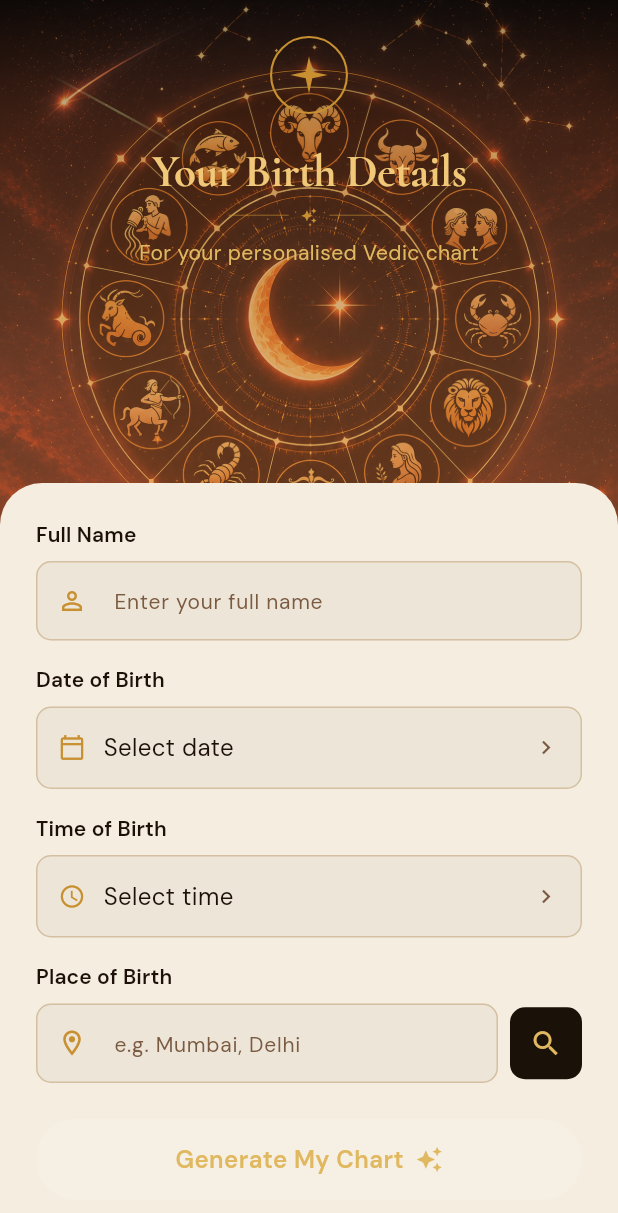
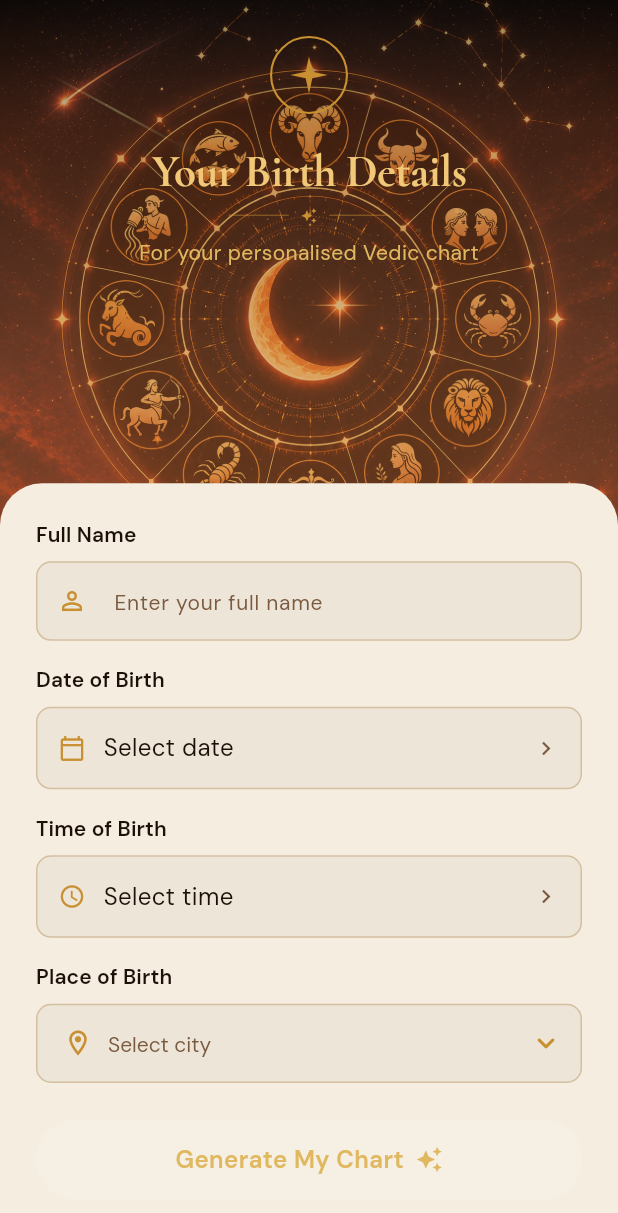
Before and after one commit to n2coder/KundaliAI, a Flutter app: the BirthDetailsScreen screen opened by its route, on a phone screen of 412 x 824 dp. Shown: the top 1213 px of the screen. Run offline on Flutter 3.47's test engine with Material 3 defaults, Android fonts, the light colour scheme and no system bars; our stand-ins replace dio, firebase_auth, firebase_core, flutter_riverpod, flutter_secure_storage, go_router and 2 more; accounts and stored records are empty.

```diff
--- a/mobile/lib/features/birth_chart/presentation/birth_details_screen.dart
+++ b/mobile/lib/features/birth_chart/presentation/birth_details_screen.dart
@@ -1,3 +1,4 @@
+import 'package:dio/dio.dart';
 import 'package:flutter/foundation.dart';
 import 'package:flutter/material.dart';
 import 'package:flutter_riverpod/flutter_riverpod.dart';
@@ -19,20 +20,31 @@ class BirthDetailsScreen extends ConsumerStatefulWidget {
 }
 
 class _BirthDetailsScreenState extends ConsumerState<BirthDetailsScreen> {
-  final _nameCtrl  = TextEditingController();
-  final _placeCtrl = TextEditingController();
+  final _nameCtrl = TextEditingController();
   DateTime? _dob;
   TimeOfDay? _tob;
-  double? _lat;
-  double? _lng;
-  bool _geocoding = false;
   bool _submitting = false;
-  String? _placeError;
+
+  // Preset cities for testing — bypasses geocoding entirely
+  static const _cities = [
+    ('New Delhi',      28.6139,  77.2090),
+    ('Noida',          28.5355,  77.3910),
+    ('Gurugram',       28.4595,  77.0266),
+    ('Ghaziabad',      28.6692,  77.4538),
+    ('Faridabad',      28.4089,  77.3178),
+    ('Greater Noida',  28.4744,  77.5040),
+    ('Lucknow',        26.8467,  80.9462),
+    ('Kanpur',         26.4499,  80.3319),
+    ('Agra',           27.1767,  78.0081),
+    ('Varanasi',       25.3176,  82.9739),
+    ('Prayagraj',      25.4358,  81.8463),
+    ('Meerut',         28.9845,  77.7064),
+  ];
+  String? _selectedCity;
 
   @override
   void dispose() {
     _nameCtrl.dispose();
-    _placeCtrl.dispose();
     super.dispose();
   }
 
@@ -75,31 +87,8 @@ class _BirthDetailsScreenState extends ConsumerState<BirthDetailsScreen> {
     if (picked != null) setState(() => _tob = picked);
   }
 
-  Future<void> _geocodePlace() async {
-    final place = _placeCtrl.text.trim();
-    if (place.isEmpty) return;
-    setState(() {
-      _geocoding = true;
-      _placeError = null;
-    });
-    try {
-      final repo = ref.read(birthChartRepoProvider);
-      final result = await repo.geocode(place);
-      setState(() {
-        _lat = result.lat;
-        _lng = result.lng;
-        _geocoding = false;
-      });
-    } catch (e) {
-      setState(() {
-        _placeError = 'Place not found. Try a different name.';
-        _geocoding = false;
-      });
-    }
-  }
-
   Future<void> _submit() async {
-    if (_dob == null || _tob == null || _placeCtrl.text.trim().isEmpty) return;
+    if (_dob == null || _tob == null || _selectedCity == null) return;
     setState(() => _submitting = true);
 
     // Web preview — skip real API and go straight to home
@@ -110,6 +99,7 @@ class _BirthDetailsScreenState extends ConsumerState<BirthDetailsScreen> {
     }
 
     try {
+      final city = _cities.firstWhere((c) => c.$1 == _selectedCity!);
       final repo = ref.read(birthChartRepoProvider);
       final dobStr = DateFormat('yyyy-MM-dd').format(_dob!);
       final h = _tob!.hour.toString().padLeft(2, '0');
@@ -119,9 +109,9 @@ class _BirthDetailsScreenState extends ConsumerState<BirthDetailsScreen> {
         name: _nameCtrl.text.trim().isEmpty ? null : _nameCtrl.text.trim(),
         dob: dobStr,
         tob: tobStr,
-        birthPlace: _placeCtrl.text.trim(),
-        birthLat: _lat,
-        birthLng: _lng,
+        birthPlace: city.$1,
+        birthLat: city.$2,
+        birthLng: city.$3,
       );
       final authRepo = ref.read(authRepoProvider);
       final updatedUser = await authRepo.getMe();
@@ -129,12 +119,14 @@ class _BirthDetailsScreenState extends ConsumerState<BirthDetailsScreen> {
       if (mounted) context.go('/home');
     } catch (e) {
       setState(() => _submitting = false);
+      String msg = 'Failed to save birth details.';
+      if (e is DioException) {
+        final detail = (e.response?.data as Map?)?['detail']?.toString();
+        msg = detail ?? 'Error ${e.response?.statusCode}: ${e.message}';
+      }
       if (mounted) {
         ScaffoldMessenger.of(context).showSnackBar(
-          SnackBar(
-            content: const Text('Failed to save birth details. Please try again.'),
-            backgroundColor: AppColors.error,
-          ),
+          SnackBar(content: Text(msg), backgroundColor: AppColors.error),
         );
       }
     }
@@ -143,7 +135,7 @@ class _BirthDetailsScreenState extends ConsumerState<BirthDetailsScreen> {
   @override
   Widget build(BuildContext context) {
     final canSubmit = _nameCtrl.text.trim().isNotEmpty &&
-        _dob != null && _tob != null && _placeCtrl.text.trim().isNotEmpty;
+        _dob != null && _tob != null && _selectedCity != null;
 
     return CosmicScaffold(
       style: CosmicStyle.warm,
@@ -189,8 +181,13 @@ class _BirthDetailsScreenState extends ConsumerState<BirthDetailsScreen> {
                     ],
                   ),
                 ),
-                const Spacer(),
-            Container(
+                Expanded(
+                  child: SingleChildScrollView(
+                    reverse: true,
+                    padding: EdgeInsets.only(
+                      bottom: MediaQuery.of(context).viewInsets.bottom,
+                    ),
+                    child: Container(
               decoration: const BoxDecoration(
                 color: AppColors.cardBg,
                 borderRadius: BorderRadius.vertical(top: Radius.circular(28)),
@@ -261,34 +258,35 @@ class _BirthDetailsScreenState extends ConsumerState<BirthDetailsScreen> {
                   ),
                   const SizedBox(height: 16),
 
-                  // Place of birth
+                  // Place of birth — preset city dropdown
                   Text('Place of Birth', style: AppTextStyles.labelLarge()),
                   const SizedBox(height: 8),
-                  Row(
+                  DropdownButtonFormField<String>(
+                    value: _selectedCity,
+                    hint: Row(
                       children: [
-                      Expanded(
-                        child: TextField(
-                          controller: _placeCtrl,
-                          onChanged: (_) => setState(() {}),
+                        const Icon(Icons.location_on_outlined,
+                            color: AppColors.cosmicGold, size: 20),
+                        const SizedBox(width: 10),
+                        Text('Select city',
+                            style: AppTextStyles.bodyMedium(
+                                color: AppColors.cosmicTextLight)),
+                      ],
+                    ),
+                    dropdownColor: AppColors.featureDark,
                     style: AppTextStyles.bodyLarge(),
+                    icon: const Icon(Icons.keyboard_arrow_down_rounded,
+                        color: AppColors.cosmicGold),
                     decoration: InputDecoration(
-                            hintText: 'e.g. Mumbai, Delhi',
-                            hintStyle: AppTextStyles.bodyMedium(
-                                color: AppColors.cosmicTextLight),
-                            prefixIcon: const Icon(Icons.location_on_outlined,
-                                color: AppColors.cosmicGold, size: 20),
-                            errorText: _placeError,
                       filled: true,
                       fillColor: AppColors.cardBgAlt,
                       border: OutlineInputBorder(
                         borderRadius: BorderRadius.circular(10),
-                              borderSide:
-                                  const BorderSide(color: AppColors.cardBorder),
+                        borderSide: const BorderSide(color: AppColors.cardBorder),
                       ),
                       enabledBorder: OutlineInputBorder(
                         borderRadius: BorderRadius.circular(10),
-                              borderSide:
-                                  const BorderSide(color: AppColors.cardBorder),
+                        borderSide: const BorderSide(color: AppColors.cardBorder),
                       ),
                       focusedBorder: OutlineInputBorder(
                         borderRadius: BorderRadius.circular(10),
@@ -298,32 +296,12 @@ class _BirthDetailsScreenState extends ConsumerState<BirthDetailsScreen> {
                       contentPadding: const EdgeInsets.symmetric(
                           horizontal: 14, vertical: 14),
                     ),
-                          onSubmitted: (_) => _geocodePlace(),
+                    items: _cities.map((c) => DropdownMenuItem(
+                      value: c.$1,
+                      child: Text(c.$1, style: AppTextStyles.bodyLarge()),
+                    )).toList(),
+                    onChanged: (v) => setState(() => _selectedCity = v),
                   ),
-                      ),
-                      const SizedBox(width: 8),
-                      _GeoButton(
-                        loading: _geocoding,
-                        confirmed: _lat != null,
-                        onTap: _geocodePlace,
-                      ),
-                    ],
-                  ),
-                  if (_lat != null) ...[
-                    const SizedBox(height: 4),
-                    Row(
-                      children: [
-                        const Icon(Icons.check_circle_outline,
-                            size: 14, color: AppColors.scoreCareer),
-                        const SizedBox(width: 4),
-                        Text(
-                          'Location confirmed — ${_lat!.toStringAsFixed(2)}°, ${_lng!.toStringAsFixed(2)}°',
-                          style: AppTextStyles.bodySmall(
-                              color: AppColors.scoreCareer),
-                        ),
-                      ],
-                    ),
-                  ],
                   const SizedBox(height: 24),
 
                   SizedBox(
@@ -359,6 +337,8 @@ class _BirthDetailsScreenState extends ConsumerState<BirthDetailsScreen> {
                     ),
                   ),
                 ],
+              ),
+            ),
                   ),
                 ),
               ],
@@ -405,40 +385,3 @@ class _PickerTile extends StatelessWidget {
     );
   }
 }
-
-class _GeoButton extends StatelessWidget {
-  const _GeoButton({
-    required this.loading,
-    required this.confirmed,
-    required this.onTap,
-  });
-  final bool loading;
-  final bool confirmed;
-  final VoidCallback onTap;
-
-  @override
-  Widget build(BuildContext context) {
-    return GestureDetector(
-      onTap: loading ? null : onTap,
-      child: Container(
-        width: 48,
-        height: 48,
-        decoration: BoxDecoration(
-          color: confirmed ? AppColors.scoreCareer.withOpacity(0.15) : AppColors.btnBg,
-          borderRadius: BorderRadius.circular(10),
-        ),
-        child: loading
-            ? const Padding(
-                padding: EdgeInsets.all(12),
-                child: CircularProgressIndicator(
-                    strokeWidth: 2, color: AppColors.cosmicGoldLight),
-              )
-            : Icon(
-                confirmed ? Icons.check : Icons.search,
-                color: confirmed ? AppColors.scoreCareer : AppColors.cosmicGoldLight,
-                size: 22,
-              ),
-      ),
-    );
-  }
-}
```
Also changed, not shown: mobile/lib/features/auth/presentation/phone_screen.dart (+20 -1 lines), 2 other files. Lines whose indentation alone changed are shown as unchanged.
